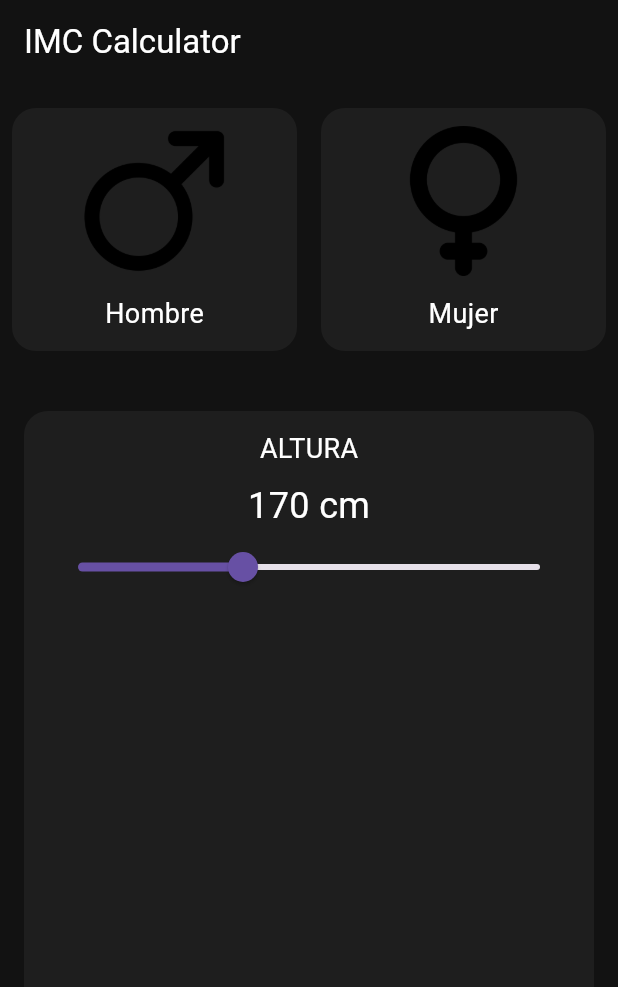
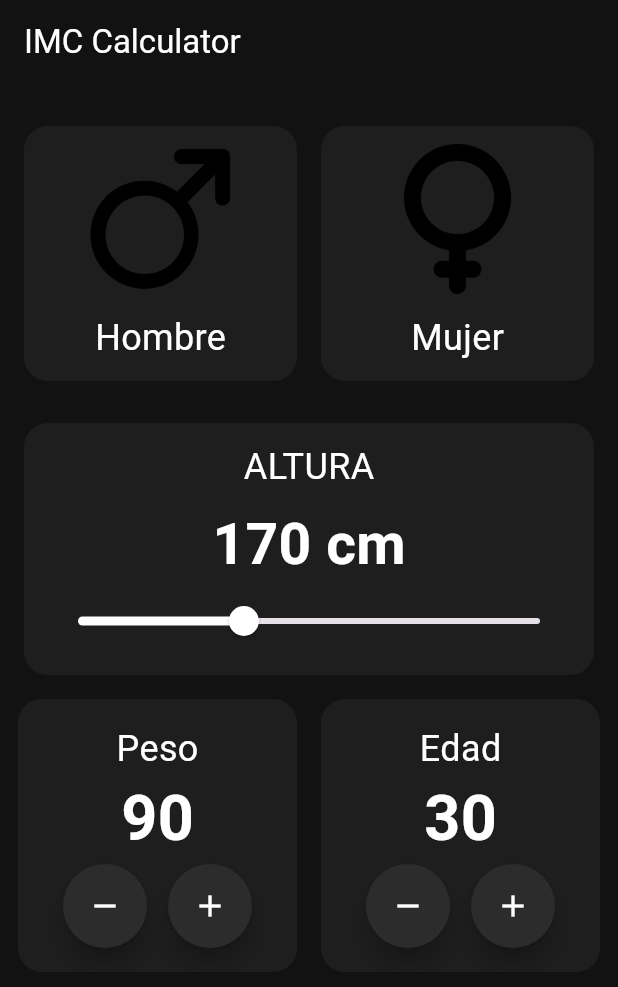
Before and after one commit to Samuel0322M/flutter_imc, a Flutter app: the screen it shows after launch, on a phone screen of 412 x 824 dp. Shown: the top 987 px of the screen. Run offline on Flutter 3.47's test engine with Material 3 defaults, Android fonts, the phone set to English and light mode, and no system bars.

Commit message:
vista number selector de edad y peso

```diff
--- a/lib/components/gender_selector.dart
+++ b/lib/components/gender_selector.dart
@@ -13,7 +13,9 @@ class _GenderSelectorState extends State<GenderSelector> {
 
   @override
   Widget build(BuildContext context) {
-    return Row(
+    return Padding(
+      padding: const EdgeInsets.only(left: 8, top: 12, bottom: 12, right: 8),
+      child: Row(
         children: [
           //hombre
           GenderBox(
@@ -38,6 +40,7 @@ class _GenderSelectorState extends State<GenderSelector> {
             },
           ),
         ],
+      ),
     );
   }
 }
--- a/lib/components/height_select.dart
+++ b/lib/components/height_select.dart
@@ -14,9 +14,8 @@ class _HeightSelectorState extends State<HeightSelector> {
 
   @override
   Widget build(BuildContext context) {
-    return Expanded(
-        child: Padding(
-          padding: EdgeInsets.all(16),
+    return Padding(
+          padding: EdgeInsets.only(left: 16, right: 16),
           child: Container(
             decoration: BoxDecoration(
               color: AppColors.backgroundComponent,
@@ -38,12 +37,13 @@ class _HeightSelectorState extends State<HeightSelector> {
                     },
                     min: 120,
                     max: 260,
+                    divisions: 140,
+                    activeColor: AppColors.primary,
                   ),
                 ],
               ),
             ),
           ),
-        ),
-      );
+        );
   }
 }
--- /dev/null
+++ b/lib/components/number_selector.dart
@@ -0,0 +1,54 @@
+import 'package:flutter/material.dart';
+import 'package:flutter_application/widgets/number_selector_box.dart';
+
+class NumberSelector extends StatefulWidget {
+  const NumberSelector({super.key});
+
+  @override
+  State<NumberSelector> createState() => _NumberSelectorState();
+}
+
+class _NumberSelectorState extends State<NumberSelector> {
+  String tituloPeso = "Peso";
+  int valorPeso = 90;
+  String tituloedad = "Edad";
+  int valorEdad = 30;
+
+  @override
+  Widget build(BuildContext context) {
+    return Padding(
+      padding: const EdgeInsets.only(left: 4, right: 4),
+      child: Row( children: [
+        NumberSelectorBox(
+          titulo: tituloPeso,
+          valor: valorPeso,
+          add: () {
+            setState(() {
+              valorPeso = valorPeso + 1;
+            });
+          },
+          remove: () {
+            setState(() {
+              valorPeso = valorPeso - 1;
+            });
+          },
+        ),
+        NumberSelectorBox(
+          titulo: tituloedad,
+          valor: valorEdad,
+          add: () {
+            setState(() {
+              valorEdad = valorEdad + 1;
+            });
+          },
+          remove: () {
+            setState(() {
+              valorEdad = valorEdad - 1;
+            });
+          },
+        ),
+      ]
+      ),
+    );
+  }
+}
--- a/lib/core/text_styles.dart
+++ b/lib/core/text_styles.dart
@@ -3,10 +3,21 @@ import 'package:flutter/material.dart';
 class TextStyles {
   static const TextStyle bodyText = TextStyle(
     color: Colors.white,
-    fontSize: 18,
+    fontSize: 24,
   );
   static const TextStyle titleText = TextStyle(
     color: Colors.white,
-    fontSize: 24,
+    fontSize: 38,
+    fontWeight: FontWeight.bold
+  );
+  static const TextStyle numberTitle = TextStyle(
+    color: Colors.white,
+    fontSize:  42,
+    fontWeight: FontWeight.bold
+  );
+  static const TextStyle iconText = TextStyle(
+    color: Colors.black,
+    fontSize: 56,
+    fontWeight: FontWeight.bold
   );
 }
--- a/lib/screens/imc_home.dart
+++ b/lib/screens/imc_home.dart
@@ -1,6 +1,7 @@
 import 'package:flutter/material.dart';
 import 'package:flutter_application/components/gender_selector.dart';
 import 'package:flutter_application/components/height_select.dart';
+import 'package:flutter_application/components/number_selector.dart';
 
 
 //vamos a tener una clase que se extiende del stateful widget
@@ -18,8 +19,8 @@ class _ImcHomeScreenState extends State<ImcHomeScreen> {
     return Column(
       children: [
         GenderSelector(),
-        SizedBox(height: 8),
         HeightSelector(),
+        NumberSelector()
       ],
     );
   }
--- /dev/null
+++ b/lib/widgets/number_selector_box.dart
@@ -0,0 +1,68 @@
+import 'package:flutter/cupertino.dart';
+import 'package:flutter/material.dart';
+import 'package:flutter_application/core/app_colors.dart';
+import 'package:flutter_application/core/text_styles.dart';
+
+class NumberSelectorBox extends StatefulWidget {
+  final String titulo;
+  final int valor;
+  final VoidCallback add;
+  final VoidCallback remove;
+  const NumberSelectorBox({
+    super.key,
+    required this.titulo,
+    required this.valor,
+    required this.add,
+    required this.remove,
+    });
+
+  @override
+  State<NumberSelectorBox> createState() => _NumberSelectorBoxState();
+}
+
+class _NumberSelectorBoxState extends State<NumberSelectorBox> {
+
+  @override
+  Widget build(BuildContext context) {
+    return Expanded(
+      child: Padding(
+        padding: EdgeInsetsGeometry.only(left: 8, right: 8, top: 16, bottom: 16),
+        child: Container(
+          decoration: BoxDecoration(
+            color: AppColors.backgroundComponent,
+            borderRadius: BorderRadius.circular(16),
+          ),
+          child: Padding(
+            padding: const EdgeInsets.all(16),
+            child: Column(
+              mainAxisAlignment: MainAxisAlignment.center,
+              children: [
+                Text("${widget.titulo}", style: TextStyles.bodyText),
+                Text("${widget.valor}", style: TextStyles.numberTitle),
+                Center(
+                  child: Row(
+                    mainAxisAlignment: MainAxisAlignment.spaceEvenly,
+                    children: [
+                      FloatingActionButton(
+                        onPressed : widget.remove,
+                        shape: CircleBorder(),
+                        backgroundColor: AppColors.backgroundComponentSelected,
+                        child: Icon(Icons.remove, color: Colors.white),
+                      ),
+                      FloatingActionButton(
+                        onPressed: widget.add,
+                        shape: CircleBorder(),
+                        backgroundColor: AppColors.backgroundComponentSelected,
+                        child: Icon(Icons.add, color: Colors.white),
+                      ),
+                    ],
+                  ),
+                ),
+              ],
+            ),
+          ),
+        ),
+      ),
+    );
+  }
+}
```
Lines whose indentation alone changed are shown as unchanged.
